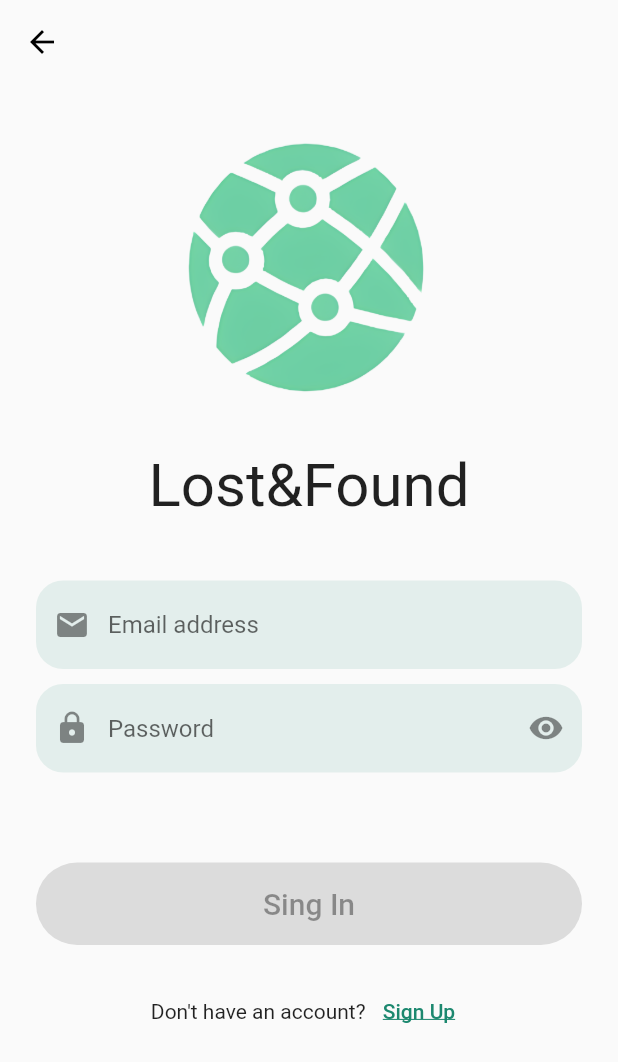
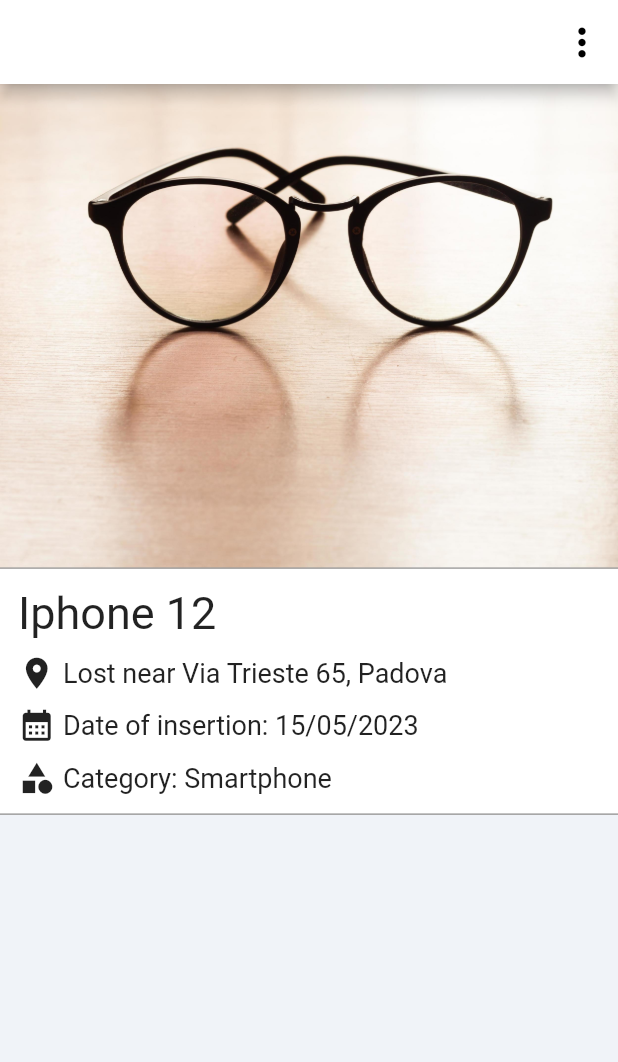
Before and after one commit to alecava41/LostAndFound-app, a Flutter app: the screen it shows after launch, on a phone screen of 412 x 824 dp. Shown: the top 1062 px of the screen. Run offline on Flutter 3.47's test engine with Material 2 defaults, Android fonts, the phone set to English and light mode, and no system bars; our stand-ins replace connectivity, dartz, dio, equatable, flutter_holo_date_picker, flutter_map and 6 more; missing offline and left inert: flutter_map_animations; generated files the repository leaves out were written again.

Commit message:
added found item screen

```diff
--- a/lib/config/route_generator.dart
+++ b/lib/config/route_generator.dart
@@ -1,4 +1,5 @@
 import 'package:flutter/material.dart';
+import 'package:lost_and_found/screens/found_user_item.dart';
 import 'package:lost_and_found/screens/home.dart';
 import 'package:lost_and_found/screens/inbox.dart';
 import 'package:lost_and_found/screens/insert_item.dart';
@@ -14,7 +15,7 @@ class RouteGenerator {
 
     switch (settings.name) {
       case '/':
-        return MaterialPageRoute(builder: (_) => const LoginScreen());
+        return MaterialPageRoute(builder: (_) => const FoundUserItem());
       case '/register':
         return MaterialPageRoute(
           builder: (_) => RegisterScreen());
--- /dev/null
+++ b/lib/screens/found_user_item.dart
@@ -0,0 +1,83 @@
+import 'package:flutter/material.dart';
+import 'package:image_picker/image_picker.dart';
+import 'package:lost_and_found/utils/colors.dart';
+import 'package:lost_and_found/widgets/image_item.dart';
+import 'package:lost_and_found/widgets/info_item.dart';
+
+class FoundUserItem extends StatelessWidget {
+  final String? image = null;
+  final String noImagePath = "assets/images/occhiali.png";
+  final title = "Iphone 12";
+  final position = "Via Trieste 65, Padova";
+  final date = "15/05/2023";
+  final category = "Smartphone";
+
+  const FoundUserItem({super.key});
+
+  @override
+  Widget build(BuildContext context) {
+    return SafeArea(
+      top: false,
+      child: Scaffold(
+        backgroundColor: PersonalizedColor.backGroundColor,
+        appBar: AppBar(
+          backgroundColor: Colors.white,
+          iconTheme: IconThemeData(color: Colors.black),
+          actions: [
+            PopupMenuButton<String>(
+              iconSize: 30,
+              itemBuilder: (BuildContext context) => <PopupMenuEntry<String>>[
+                const PopupMenuItem<String>(
+                  value: 'opt1',
+                  child: Text('Check as found'),
+                ),
+                const PopupMenuItem<String>(
+                  value: 'opt2',
+                  child: Text('Modify'),
+                ),
+                const PopupMenuItem<String>(
+                  value: 'opt3',
+                  child: Text(
+                    'Delete',
+                    style: TextStyle(color: Colors.red),
+                  ),
+                ),
+              ],
+              onSelected: (String value) {
+                // Action to be performed when a menu item is selected
+                switch (value) {
+                  case 'opt1':
+                    // Perform action for option 1
+                    break;
+                  case 'opt2':
+                    // Perform action for option 2
+                    break;
+                  case 'opt3':
+                    // Perform action for option 3
+                    break;
+                }
+              },
+            ),
+          ],
+        ),
+        body: SingleChildScrollView(
+            child: Column(
+          children: [
+            ImageItem(imagePath: image,),
+            _divider,
+            InfoItem(title: title, position: position, date: date, category: category),
+            _divider
+          ],
+        )
+        ),
+      ),
+    );
+  }
+
+  final _divider = const Divider(
+    color: Colors.grey,
+    thickness: 1,
+    height: 0,
+  );
+
+}
--- a/lib/screens/tutorial.dart
+++ b/lib/screens/tutorial.dart
@@ -107,10 +107,11 @@ class _InfoScreenState extends State<InfoScreen> {
         shape: const StadiumBorder(),
         padding: const EdgeInsets.symmetric(vertical: 16),
         backgroundColor: Colors.white,
+        side: const BorderSide(color: PersonalizedColor.mainColor, width: 0.5),
       ),
       child: const Text(
         "Sing In",
-        style: TextStyle(fontSize: 20, color: Color.fromARGB(255, 28, 136, 111)),
+        style: TextStyle(fontSize: 20, color: PersonalizedColor.mainColor),
 
       ),
     );
--- /dev/null
+++ b/lib/widgets/image_item.dart
@@ -0,0 +1,20 @@
+import 'package:flutter/material.dart';
+
+class ImageItem extends StatelessWidget {
+  final String? imagePath;
+  final String noImagePath = "assets/images/occhiali.png";
+
+  const ImageItem({Key? key, this.imagePath}) : super(key: key);
+
+  @override
+  Widget build(BuildContext context) {
+    return Container(
+      width: MediaQuery.of(context).size.width,
+      child: imagePath == null
+          ? Image(
+              image: AssetImage(noImagePath),
+            )
+          : Image(image: AssetImage(imagePath!)),
+    );
+  }
+}
--- /dev/null
+++ b/lib/widgets/info_item.dart
@@ -0,0 +1,67 @@
+import 'package:flutter/material.dart';
+
+class InfoItem extends StatelessWidget {
+  final String title;
+  final String position;
+  final String date;
+  final String category;
+
+  const InfoItem({
+    Key? key,
+    required this.title,
+    required this.position,
+    required this.date,
+    required this.category,
+  }) : super(key: key);
+
+  @override
+  Widget build(BuildContext context) {
+    return Container(
+      color: Colors.white,
+      width: double.infinity,
+      padding: const EdgeInsets.all(12.0),
+      child: Column(
+        crossAxisAlignment: CrossAxisAlignment.start,
+        children: [
+          Text(
+            title,
+            style: const TextStyle(fontSize: 30),
+          ),
+          const SizedBox(height: 10),
+          Row(
+            children: [
+              const Icon(Icons.location_on, size: 25),
+              const SizedBox(width: 5),
+              Text(
+                "Lost near $position",
+                style: const TextStyle(fontSize: 18),
+              ),
+            ],
+          ),
+          SizedBox(height: 10),
+          Row(
+            children: [
+              const Icon(Icons.calendar_month, size: 25),
+              const SizedBox(width: 5),
+              Text(
+                "Date of insertion: $date",
+                style: const TextStyle(fontSize: 18),
+              ),
+            ],
+          ),
+          const SizedBox(height: 10),
+          Row(
+            children: [
+              const Icon(Icons.category, size: 25),
+              const SizedBox(width: 5),
+              Text(
+                "Category: $category",
+                style: const TextStyle(fontSize: 18),
+              ),
+            ],
+          ),
+        ],
+      ),
+    );
+  }
+}
```
Also changed, not shown: assets/images/no-image.png (added).
